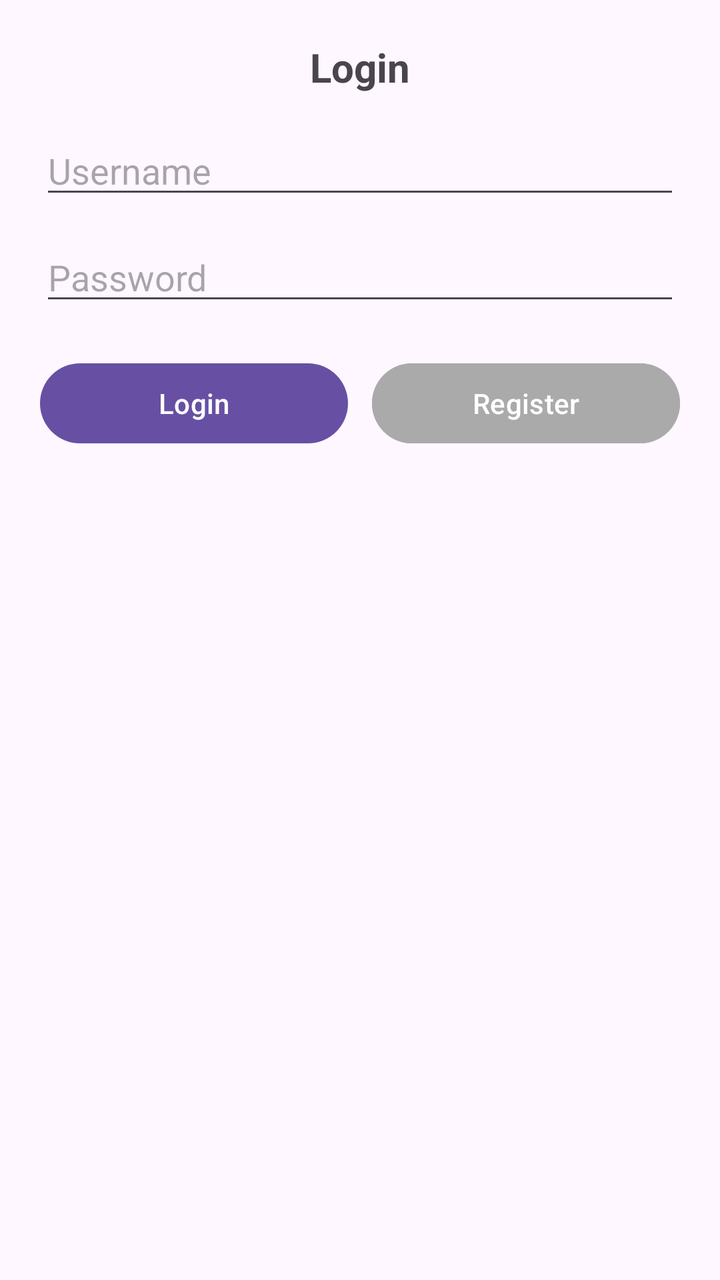
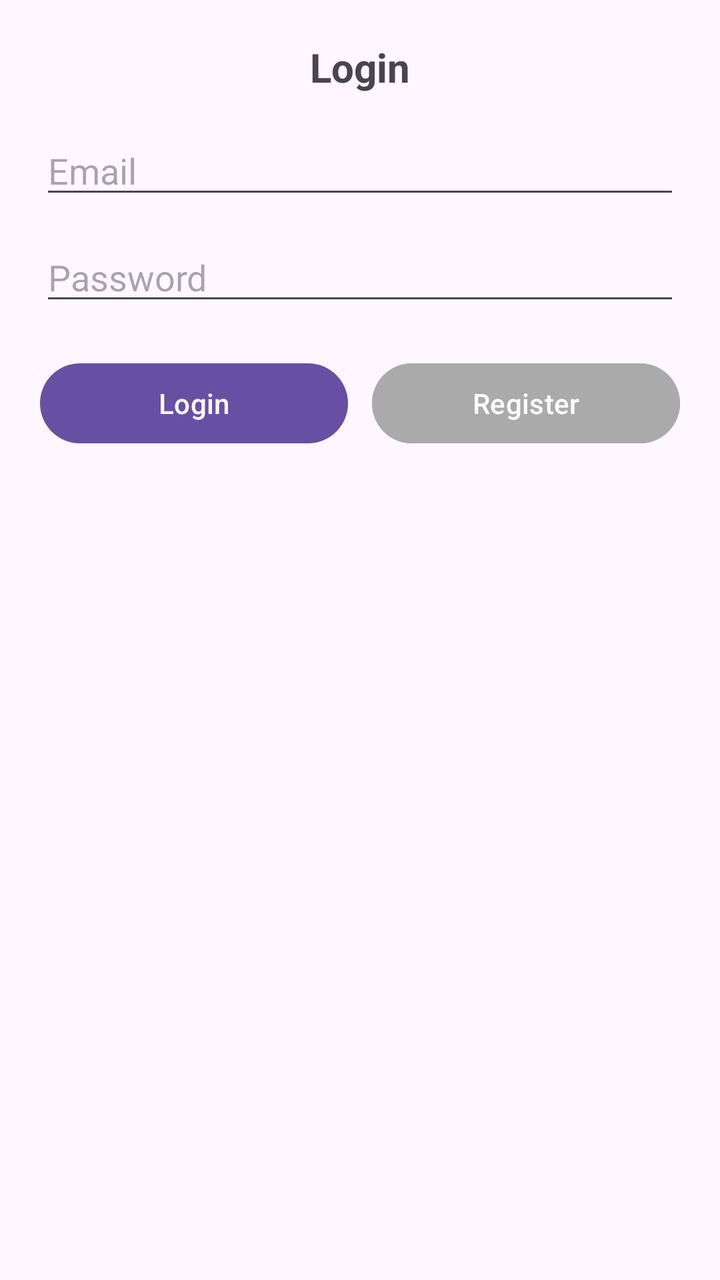

An Android layout rendered at two revisions. The XML below is the earlier revision; the diff shows what the commit changed to produce the second picture.
<!-- AndroidManifest.xml: application theme Theme.SpinnerGuess -->
<!-- res/layout/dialog_login.xml -->
<?xml version="1.0" encoding="utf-8"?>
<LinearLayout xmlns:android="http://schemas.android.com/apk/res/android"
    android:layout_width="match_parent"
    android:layout_height="wrap_content"
    android:orientation="vertical"
    android:padding="20dp">

    <TextView
        android:layout_width="match_parent"
        android:layout_height="wrap_content"
        android:text="Login"
        android:textSize="20sp"
        android:textStyle="bold"
        android:gravity="center"
        android:layout_marginBottom="16dp"/>

    <EditText
        android:id="@+id/etLoginName"
        android:layout_width="match_parent"
        android:layout_height="wrap_content"
        android:hint="Username"
        android:inputType="text"
        android:layout_marginBottom="12dp"/>

    <EditText
        android:id="@+id/etLoginPassword"
        android:layout_width="match_parent"
        android:layout_height="wrap_content"
        android:hint="Password"
        android:inputType="textPassword"
        android:layout_marginBottom="20dp"/>

    
    <LinearLayout
        android:layout_width="match_parent"
        android:layout_height="wrap_content"
        android:orientation="horizontal"
        android:weightSum="2">

        <Button
            android:id="@+id/btnLogin"
            android:layout_width="0dp"
            android:layout_height="wrap_content"
            android:layout_weight="1"
            android:text="Login"
            android:layout_marginEnd="6dp"/>

        <Button
            android:id="@+id/btnGoToRegister"
            android:layout_width="0dp"
            android:layout_height="wrap_content"
            android:layout_weight="1"
            android:text="Register"
            android:layout_marginStart="6dp"
            android:backgroundTint="@android:color/darker_gray"/>

    </LinearLayout>

</LinearLayout>
<!-- resources referenced by this layout -->
<resources>
  <style name="Theme.SpinnerGuess" parent="Base.Theme.SpinnerGuess" />
  <style name="Base.Theme.SpinnerGuess" parent="Theme.Material3.DayNight.NoActionBar">
          
          
      </style>
</resources>

<!-- the commit's change to res/layout/dialog_login.xml (unified diff, before → after) -->
@@ -15,11 +15,11 @@
         android:layout_marginBottom="16dp"/>
 
     <EditText
-        android:id="@+id/etLoginName"
+        android:id="@+id/etLoginEmail"
         android:layout_width="match_parent"
         android:layout_height="wrap_content"
-        android:hint="Username"
-        android:inputType="text"
+        android:hint="Email"
+        android:inputType="textEmailAddress"
         android:layout_marginBottom="12dp"/>
 
     <EditText
@@ -30,7 +30,6 @@
         android:inputType="textPassword"
         android:layout_marginBottom="20dp"/>
 
-    
     <LinearLayout
         android:layout_width="match_parent"
         android:layout_height="wrap_content"
